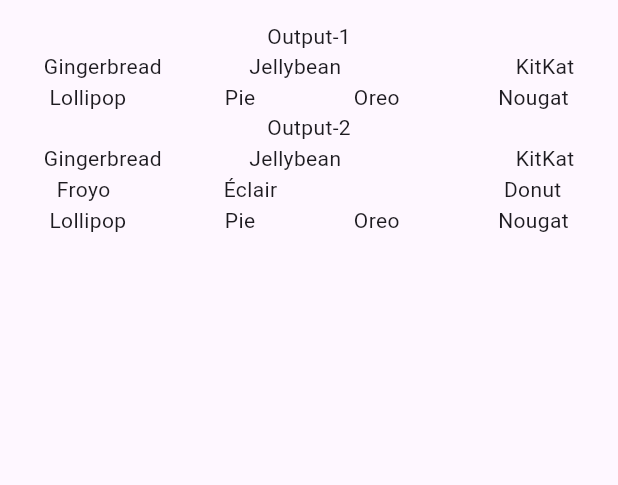
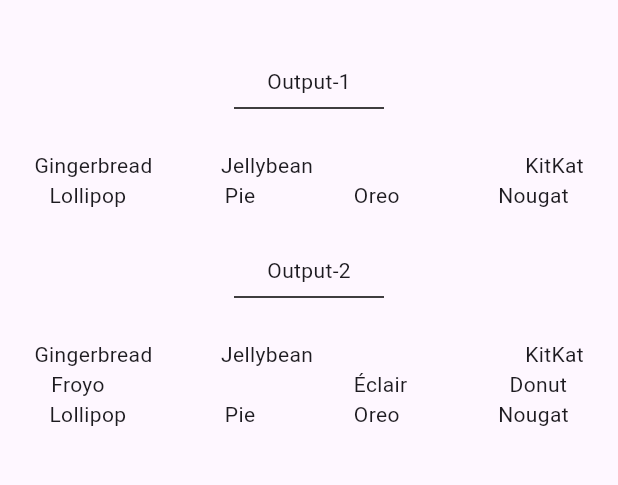
Before and after one commit to NafimAhmed/bd-calling-it, a Flutter app: the screen it shows after launch, on a phone screen of 412 x 824 dp, the part 63-548 px from its top. Run offline on Flutter 3.47's test engine with Material 3 defaults, Android fonts, the phone set to English and light mode, and no system bars.

Commit message:
finishing done

```diff
--- a/lib/home_page.dart
+++ b/lib/home_page.dart
@@ -56,29 +56,45 @@ class _HomePageState extends State<HomePage> {
           // Text('${myList}'),
 
 
+          SizedBox(height: 30,),
+
+
           Text('Output-1'),
+
+          Container(
+            width: 100,
+              child: Divider(thickness: 1,color: Colors.black,),
+          ),
+
+
+
+          SizedBox(height: 20,),
 
 
           Row(
             mainAxisAlignment: MainAxisAlignment.spaceAround,
             children: [
-              Text('${myList1[0]['0']['title']}'),
+              Text('${myList1?[0]['0']['title']}'),
 
-              Text('${myList1[0]['1']['title']}'),
-              Text(''),
+              Text('${myList1?[0]['1']['title']}'),
+              SizedBox(width: 50,),
 
-              Text('${myList1[0]['3']['title']}'),
+              Text('${myList1?[0]['3']['title']}'),
             ],
           ),
+
+
           Row(
             mainAxisAlignment: MainAxisAlignment.spaceAround,
             children: [
-              Text('${myList1[1][0]['title']}'),
 
-              Text('${myList1[1][1]['title']}'),
-              Text('${myList1[1][2]['title']}'),
+              for(int i=0;i<myList1[1].length;i++)
+              Text('${myList1?[1][i]['title']}'),
 
-              Text('${myList1[1][3]['title']}'),
+              // Text('${myList1[1][1]['title']}'),
+              // Text('${myList1[1][2]['title']}'),
+              //
+              // Text('${myList1[1][3]['title']}'),
             ],
           ),
 
@@ -96,18 +112,29 @@ class _HomePageState extends State<HomePage> {
           //   },
           // ),
 
+
+          SizedBox(height: 30,),
+
+
           Text('Output-2'),
 
+          Container(
+            width: 100,
+            child: Divider(thickness: 1,color: Colors.black,),
+          ),
+
+          SizedBox(height: 20,),
 
           Row(
             mainAxisAlignment: MainAxisAlignment.spaceAround,
             children: [
-              Text('${myList2[0]['0']['title']}'),
+              Text('${myList2?[0]['0']['title']}'),
 
-              Text('${myList2[0]['1']['title']}'),
-              Text(''),
+              Text('${myList2?[0]['1']['title']}'),
 
-              Text('${myList2[0]['3']['title']}'),
+              SizedBox(width: 50,),
+
+              Text('${myList2?[0]['3']['title']}'),
             ],
           ),
 
@@ -115,12 +142,14 @@ class _HomePageState extends State<HomePage> {
           Row(
             mainAxisAlignment: MainAxisAlignment.spaceAround,
             children: [
-              Text('${myList2[1]['0']['title']}'),
+              Text('${myList2?[1]['0']['title']}'),
 
-              Text('${myList2[1]['2']['title']}'),
-              Text(''),
 
-              Text('${myList2[1]['3']['title']}'),
+              SizedBox(width: 30,),
+              Text('${myList2?[1]['2']['title']}'),
+
+
+              Text('${myList2?[1]['3']['title']}'),
             ],
           ),
 
@@ -129,11 +158,15 @@ class _HomePageState extends State<HomePage> {
           Row(
             mainAxisAlignment: MainAxisAlignment.spaceAround,
             children: [
-              Text('${myList2[2][0]['title']}'),
 
-              Text('${myList2[2][1]['title']}'),
-              Text('${myList2[2][2]['title']}'),
-              Text('${myList2[2][3]['title']}'),
+              for(int i=0;i<myList2[2].length;i++)
+
+
+              Text('${myList2?[2][i]['title']}'),
+
+              // Text('${myList2[2][1]['title']}'),
+              // Text('${myList2[2][2]['title']}'),
+              // Text('${myList2[2][3]['title']}'),
 
 
             ],
```
